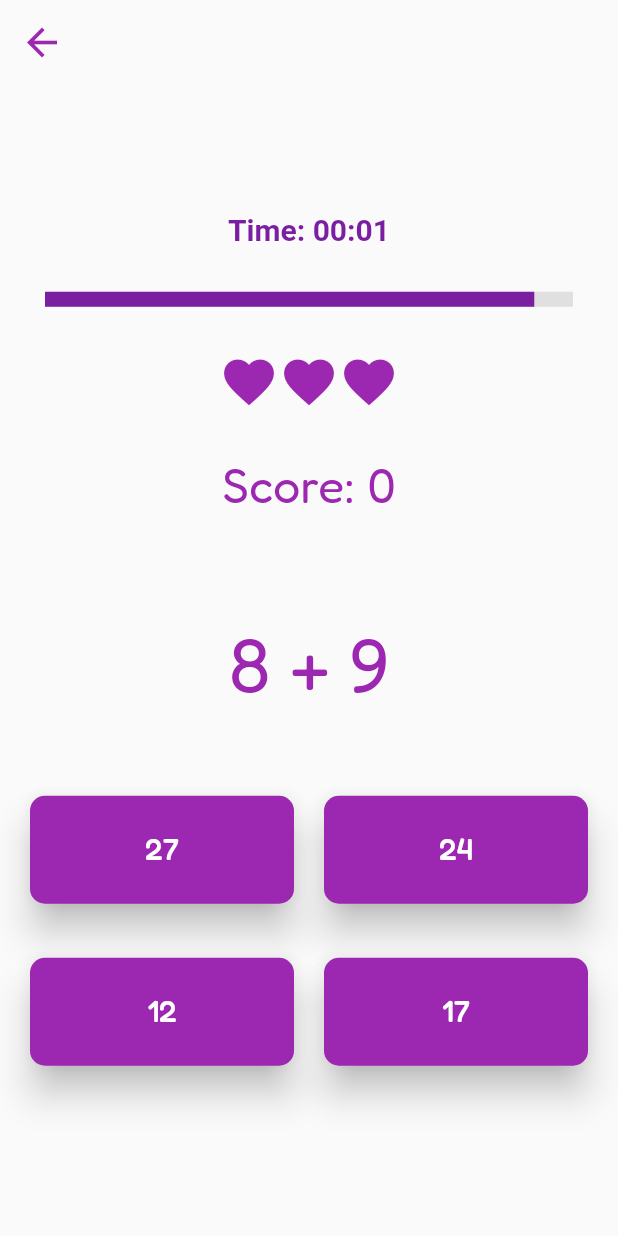
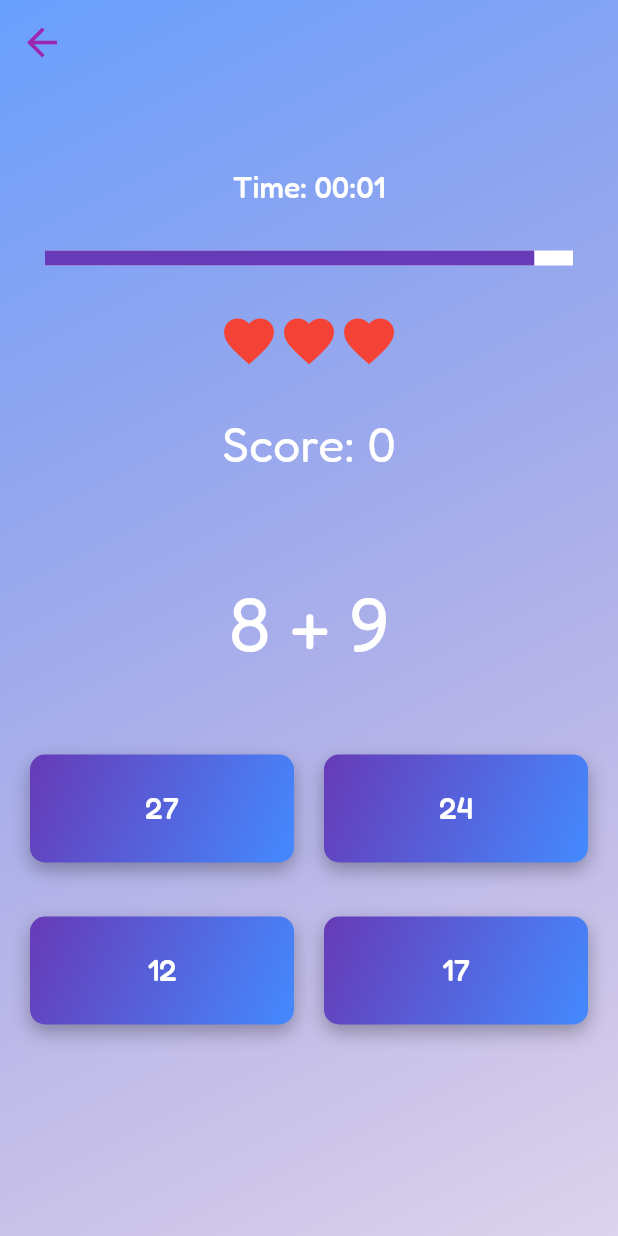
Before and after one commit to Samooh-9820060/technomaths, a Flutter app: the EndlessModeScreen screen opened directly, after a tap on "Addition", on a phone screen of 412 x 824 dp. Run offline on Flutter 3.47's test engine with Material 2 defaults, Android fonts, the phone set to English and light mode, and no system bars; our stand-ins replace cloud_firestore, connectivity_plus, device_info_plus, firebase_core, google_fonts, google_mobile_ads and 2 more; missing offline and left inert: flutter_vibrate; accounts and stored records are empty.

Commit message:
game redesign
-all pages redesigned to a blue theme

```diff
--- a/lib/screens/endless_mode_screen.dart
+++ b/lib/screens/endless_mode_screen.dart
@@ -1,10 +1,9 @@
 import 'package:flutter/material.dart';
-import 'package:google_fonts/google_fonts.dart';  // import this
+import 'package:google_fonts/google_fonts.dart';
 import 'package:technomaths/widgets/animated_buttons.dart';
 import 'package:technomaths/screens/game_screen.dart';
 import 'package:technomaths/enums/game_mode.dart';
 import 'package:technomaths/enums/game_speed.dart';
-
 
 class EndlessModeScreen extends StatelessWidget {
   const EndlessModeScreen({Key? key}) : super(key: key);
@@ -12,22 +11,51 @@ class EndlessModeScreen extends StatelessWidget {
   @override
   Widget build(BuildContext context) {
     return Scaffold(
+      extendBodyBehindAppBar: true,
       appBar: AppBar(
         backgroundColor: Colors.transparent,
         elevation: 0,
         leading: IconButton(
-          icon: Icon(Icons.arrow_back, color: Colors.purple, size: 30),
+          icon: Icon(Icons.arrow_back, color: Colors.deepPurple, size: 30), // adjusted color to fit the design
           onPressed: () => Navigator.pop(context),
         ),
       ),
       body: Container(
+        decoration: BoxDecoration(
+          gradient: LinearGradient(
+            begin: Alignment.topLeft,
+            end: Alignment.bottomRight,
+            colors: [Colors.blueAccent.withOpacity(0.9), Colors.deepPurple.withOpacity(0.2)],
+          ),
+        ),
         child: Center(
           child: Column(
             mainAxisAlignment: MainAxisAlignment.center,
             children: <Widget>[
-              Text(
-                'Choose Endless Mode',
-                style: GoogleFonts.fredoka(fontSize: 30, color: Colors.purple), // Use Google font here
+              FittedBox(
+                fit: BoxFit.scaleDown,
+                child: ShaderMask(
+                  shaderCallback: (bounds) => LinearGradient(
+                    begin: Alignment.topLeft,
+                    end: Alignment.bottomRight,
+                    colors: [Colors.deepPurple, Colors.blue],
+                  ).createShader(Rect.fromLTWH(0, 0, bounds.width, bounds.height)),
+                  child: Text(
+                    'Choose Mode',
+                    style: GoogleFonts.fredoka(
+                      fontSize: 40,
+                      fontWeight: FontWeight.w500,
+                      color: Colors.white, // Using shader mask to apply gradient
+                      shadows: [
+                        BoxShadow(
+                          color: Colors.black.withOpacity(0.3),
+                          blurRadius: 5,
+                          offset: Offset(3, 3),
+                        ),
+                      ],
+                    ),
+                  ),
+                ),
               ),
               SizedBox(height: 50),
               AnimatedButton('Addition', onPressed: () {
--- a/lib/screens/game_screen.dart
+++ b/lib/screens/game_screen.dart
@@ -598,6 +598,7 @@ class _GameScreenState extends State<GameScreen> with SingleTickerProviderStateM
   @override
   Widget build(BuildContext context) {
     return Scaffold(
+      extendBodyBehindAppBar: true,
       appBar: lives!= 0 ? AppBar(
         backgroundColor: Colors.transparent,
         elevation: 0,
@@ -608,6 +609,19 @@ class _GameScreenState extends State<GameScreen> with SingleTickerProviderStateM
       ) : null,
       body: Stack(
         children: [
+          // Background Gradient
+          Container(
+            decoration: BoxDecoration(
+              gradient: LinearGradient(
+                begin: Alignment.topLeft,
+                end: Alignment.bottomRight,
+                colors: [
+                  Colors.blueAccent.withOpacity(0.8),
+                  Colors.deepPurple.withOpacity(0.2)
+                ],
+              ),
+            ),
+          ),
           // Main game screen
           Container(
             child: Column(
@@ -625,10 +639,10 @@ class _GameScreenState extends State<GameScreen> with SingleTickerProviderStateM
                             Center(
                               child: Text(
                                 'Time: ${getReadableTime(totalTime)}',
-                                style: GoogleFonts.aBeeZee(
-                                  color: Colors.purple[700],
-                                  fontWeight: FontWeight.bold,
+                                style: GoogleFonts.fredoka(
                                   fontSize: 20,
+                                  fontWeight: FontWeight.w500,
+                                  color: Colors.white, // Lighter shade of deepPurple for contrast and readability.
                                 ),
                               ),
                             ),
@@ -636,8 +650,8 @@ class _GameScreenState extends State<GameScreen> with SingleTickerProviderStateM
                             SizedBox(height: 30),
                             // Progress bar
                             Container(
-                              padding: EdgeInsets.symmetric(horizontal: 30), // Padding for wider bar
-                              height: 10, // Height for progress bar
+                              padding: EdgeInsets.symmetric(horizontal: 30),
+                              height: 10,
                               child: TweenAnimationBuilder(
                                 key: key,
                                 tween: Tween(begin: 1.0, end: 0.0),
@@ -645,9 +659,9 @@ class _GameScreenState extends State<GameScreen> with SingleTickerProviderStateM
                                 builder: (context, value, child) {
                                   return LinearProgressIndicator(
                                     value: value,
-                                    minHeight: 30, // Increase height of progress bar
-                                    backgroundColor: Colors.grey[300],
-                                    valueColor: AlwaysStoppedAnimation<Color>(Colors.purple[700]!),
+                                    minHeight: 30,
+                                    backgroundColor: Colors.white, // Making it slightly transparent.
+                                    valueColor: AlwaysStoppedAnimation<Color>(Colors.deepPurple),
                                   );
                                 },
                               ),
@@ -656,15 +670,24 @@ class _GameScreenState extends State<GameScreen> with SingleTickerProviderStateM
                         ),
 
                         SizedBox(height: 30),
+                        //hearts
                         Row(
                           mainAxisAlignment: MainAxisAlignment.center,
-                          children: List.generate(lives, (index) => Icon(Icons.favorite, color: Colors.purple, size: 40)).toList(),
+                          children: List.generate(
+                            lives,
+                                (index) => Icon(Icons.favorite, size: 40, color: Colors.red),
+                          ).toList(),
                         ),
                         SizedBox(height: 30),
+
+                        //score
                         Center(
                           child: Text(
                             'Score: $score',
-                            style: GoogleFonts.fredoka(color: Colors.purple, fontSize: 32),
+                            style: GoogleFonts.fredoka(
+                              color: Colors.white, // Lighter shade of blueAccent
+                              fontSize: 32,
+                            ),
                           ),
                         ),
                         // Animated score pop-up
@@ -672,14 +695,22 @@ class _GameScreenState extends State<GameScreen> with SingleTickerProviderStateM
                           opacity: _scoreAnimation,
                           child: Text(
                             '+1',
-                            style: GoogleFonts.fredoka(color: Colors.green, fontSize: 32),
+                            style: GoogleFonts.fredoka(
+                                color: Theme.of(context).colorScheme.primary,
+                                fontSize: 32
+                            ),
                           ),
                         ),
 
+
                         SizedBox(height: 30),
+                        //question
                         Text(
-                          question.contains('÷') ? formatDecimal(question) : question,  // check if division is present in the question
-                          style: GoogleFonts.fredoka(fontSize: 50, color: Colors.purple),
+                          question.contains('÷') ? formatDecimal(question) : question,
+                          style: GoogleFonts.fredoka(
+                            fontSize: 50,
+                            color: Colors.white,
+                          ),
                         ),
 
                         SizedBox(height: 30),
--- a/lib/screens/home_screen.dart
+++ b/lib/screens/home_screen.dart
@@ -13,24 +13,47 @@ class HomeScreen extends StatelessWidget {
   Widget build(BuildContext context) {
     return Scaffold(
       body: Container(
+        decoration: BoxDecoration(
+          gradient: LinearGradient(
+            begin: Alignment.topLeft,
+            end: Alignment.bottomRight,
+            colors: [Colors.blueAccent.withOpacity(0.9), Colors.deepPurple.withOpacity(0.2)],
+          ),
+        ),
         child: Center(
           child: Column(
             mainAxisAlignment: MainAxisAlignment.center,
             children: <Widget>[
-              Text(
-                'TechnoMaths',
-                style: GoogleFonts.fredoka(fontSize: 40, color: Colors.purple),
+              FittedBox(
+                fit: BoxFit.scaleDown,
+                child: ShaderMask(
+                  shaderCallback: (bounds) => LinearGradient(
+                    begin: Alignment.topLeft,
+                    end: Alignment.bottomRight,
+                    colors: [Colors.deepPurple, Colors.blue],
+                  ).createShader(Rect.fromLTWH(0, 0, bounds.width, bounds.height)),
+                  child: Text(
+                    'TechnoMaths',
+                    style: GoogleFonts.fredoka(
+                        fontSize: 40, fontWeight: FontWeight.w500, color: Colors.white,
+                      shadows: [
+                        BoxShadow(
+                          color: Colors.black.withOpacity(0.3),
+                          blurRadius: 5,
+                          offset: Offset(3, 3),
+                        ),
+                      ],
+                    ),
+                  ),
+                ),
               ),
-              SizedBox(height: 50), // Add this for extra space
+              SizedBox(height: 50),
               AnimatedButton('Endless', onPressed: () {
                 Navigator.push(
                   context,
                   MaterialPageRoute(builder: (context) => EndlessModeScreen()),
                 );
               }),
-              //AnimatedButton('Levels', onPressed: () {
-                // Code to go to the levels
-              //}),
               AnimatedButton('Wall of Fame', onPressed: () {
                 Navigator.of(context).push(MaterialPageRoute(
                     builder: (context) => WallOfFameScreen(
@@ -38,10 +61,9 @@ class HomeScreen extends StatelessWidget {
                     )));
               }),
               AnimatedButton('Rate the Game', onPressed: () {
-                // Code to go to the wall of fame
+                // Code to rate the game
               }),
               AnimatedButton('Quit', onPressed: () {
-                // Code to quit the app
                 SystemNavigator.pop();
               }),
             ],
--- a/lib/screens/wall_of_fame.dart
+++ b/lib/screens/wall_of_fame.dart
@@ -61,8 +61,8 @@ class _WallOfFameScreenState extends State<WallOfFameScreen> {
   void _createInterstitialAd() {
     InterstitialAd.load(
         adUnitId: Platform.isAndroid
-            ? 'ca-app-pub-6109906096472807/4941429048'
-            : 'ca-app-pub-6109906096472807/4941429048',
+            ? 'ca-app-pub-3940256099942544/1033173712'
+            : 'ca-app-pub-3940256099942544/1033173712',
         request: AdRequest(),
         adLoadCallback: InterstitialAdLoadCallback(
           onAdLoaded: (InterstitialAd ad) {
--- a/lib/widgets/animated_buttons.dart
+++ b/lib/widgets/animated_buttons.dart
@@ -10,25 +10,40 @@ class AnimatedButton extends StatelessWidget {
   @override
   Widget build(BuildContext context) {
     double screenWidth = MediaQuery.of(context).size.width;
-    double fontSize = screenWidth < 360 ? 16 : 20;  // Adjust values as per your needs
+    double fontSize = screenWidth < 360 ? 16 : 20;
 
     return Padding(
       padding: EdgeInsets.symmetric(vertical: 8),
       child: Container(
         width: screenWidth * 0.5,
+        decoration: BoxDecoration(
+          borderRadius: BorderRadius.circular(10),
+          gradient: LinearGradient(
+            colors: [Colors.deepPurple, Colors.blueAccent],
+            begin: Alignment.topLeft,
+            end: Alignment.bottomRight,
+          ),
+
+          boxShadow: [
+            BoxShadow(
+              color: Colors.black.withOpacity(0.3),
+              blurRadius: 10,
+              offset: Offset(0, 5),
+            ),
+          ],
+        ),
         child: ElevatedButton(
           style: ElevatedButton.styleFrom(
-            padding: EdgeInsets.symmetric(horizontal: 30, vertical: 20), // Reduced padding
-            primary: Colors.purple,
-            onPrimary: Colors.white,
+            padding: EdgeInsets.symmetric(horizontal: 30, vertical: 20),
+            primary: Colors.transparent,
+            shadowColor: Colors.transparent,
             shape: RoundedRectangleBorder(
               borderRadius: BorderRadius.circular(10),
             ),
-            elevation: 10,
           ),
           onPressed: onPressed,
           child: FittedBox(
-            fit: BoxFit.fitWidth, // This line ensures the content scales correctly.
+            fit: BoxFit.fitWidth,
             child: Text(
               text,
               style: GoogleFonts.fredoka(fontSize: fontSize, color: Colors.white),
```
Lines whose indentation alone changed are shown as unchanged.
